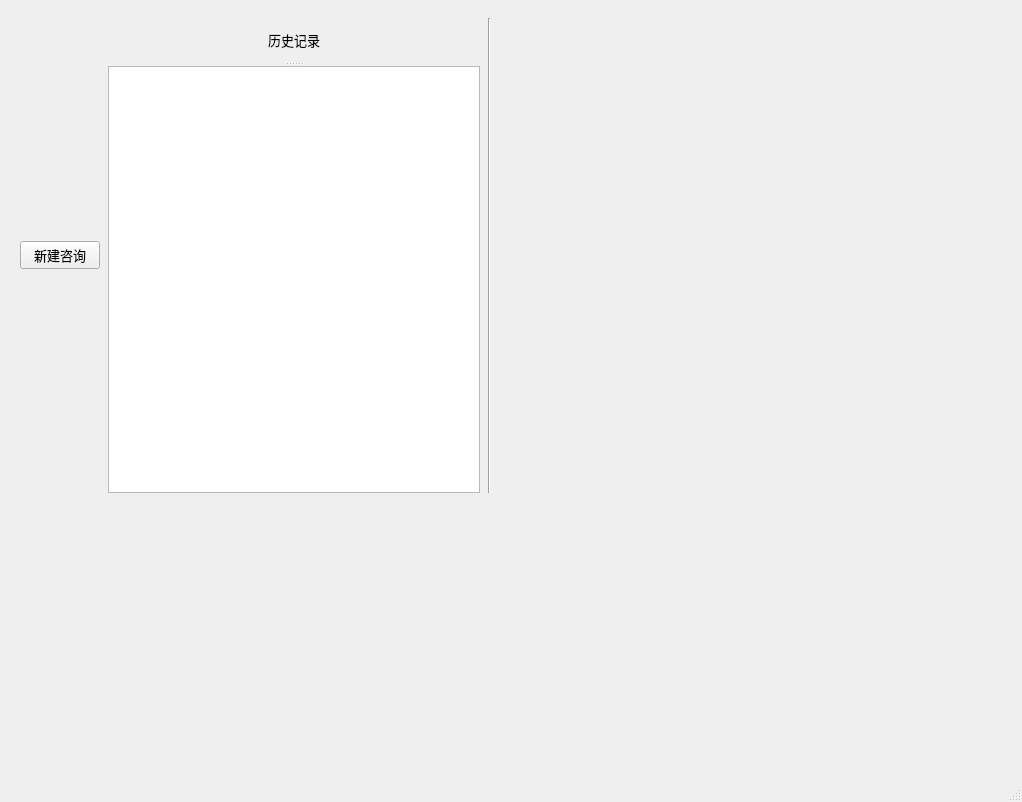
This is Qt_UI/Home.ui in sltlala/PyQt5-demo as Qt 5 draws it before an edit. The edited form follows.
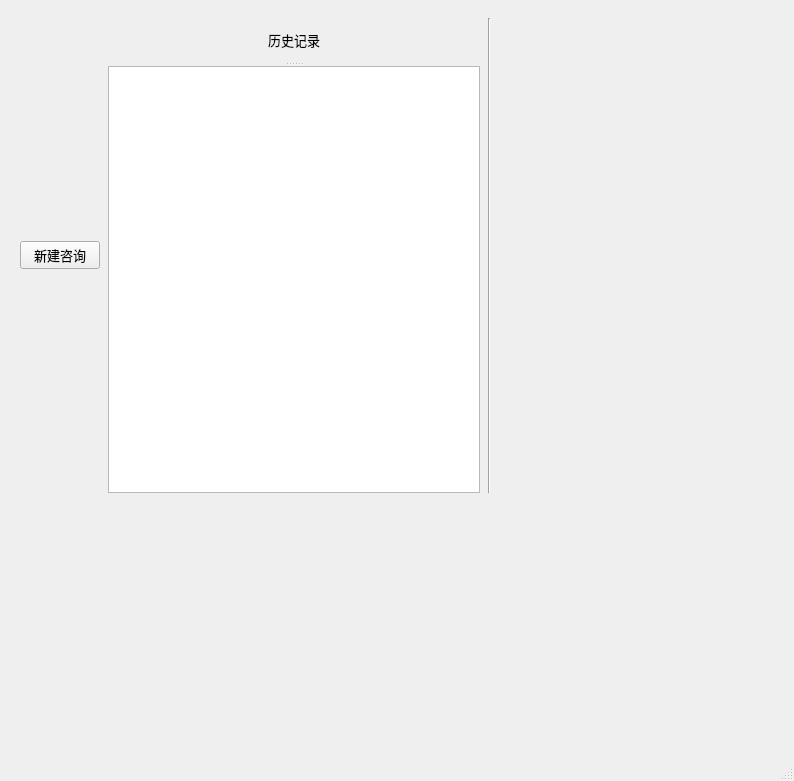
This is the edited form.

The edit to the form file:
```diff
--- a/Qt_UI/Home.ui
+++ b/Qt_UI/Home.ui
@@ -6,8 +6,8 @@
    <rect>
     <x>0</x>
     <y>0</y>
-    <width>1022</width>
-    <height>802</height>
+    <width>794</width>
+    <height>781</height>
    </rect>
   </property>
   <property name="font">
```
Left out of the diff: 23 changed lines with no effect on the pictures.
